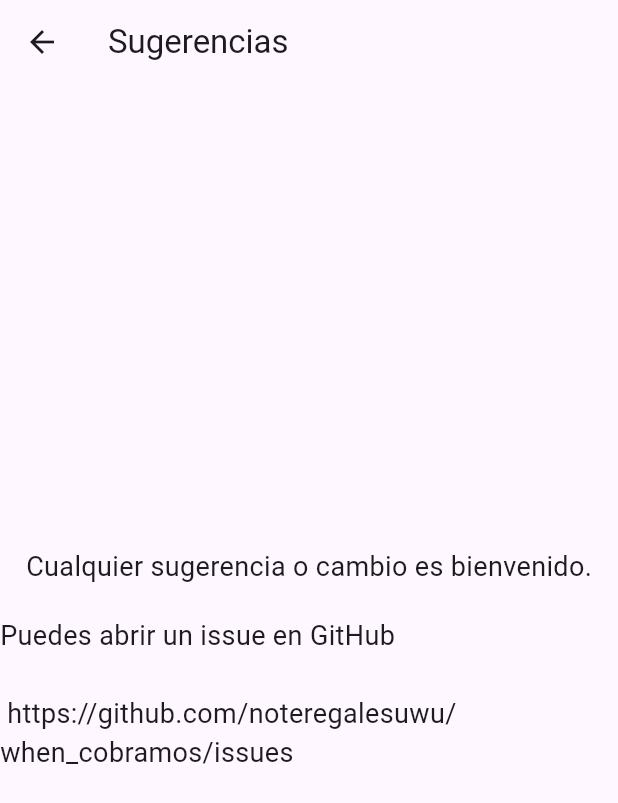
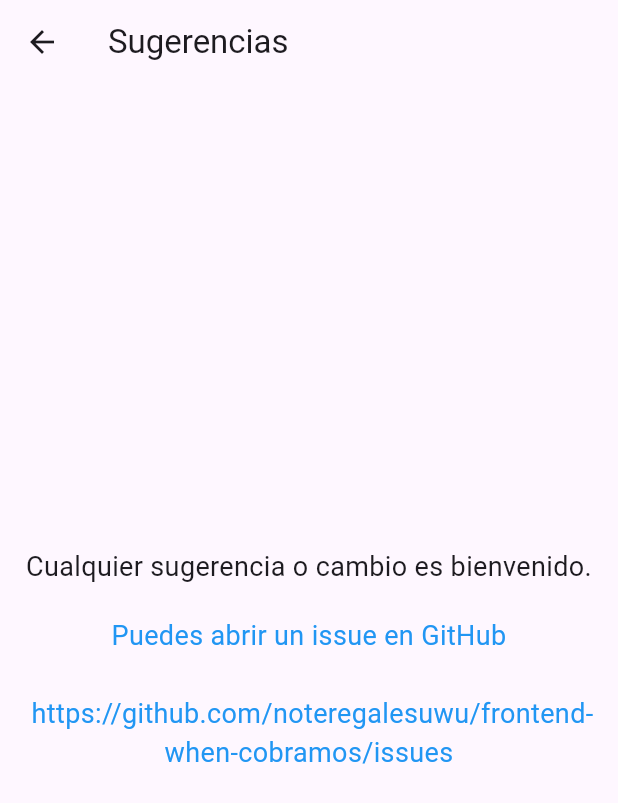
Before and after one commit to noteregalesuwu/frontend-when-cobramos, a Flutter app: the SugerenciasPage screen opened directly, on a phone screen of 412 x 824 dp. Shown: the top 803 px of the screen. Run offline on Flutter 3.47's test engine with Material 3 defaults, Android fonts, the phone set to English and light mode, and no system bars; our stand-ins replace flutter_dotenv; network calls fail.

Commit message:
Sacamos los memes densos y que no funcionaban + Agregamos link para issues

```diff
--- a/lib/views/memes_page.dart
+++ b/lib/views/memes_page.dart
@@ -13,11 +13,6 @@ class _MemesPageState extends State<MemesPage> {
   final List<Map<String, String>> memesProvider = [
     {'provider': 'MemesEspanol', 'name': 'Memes en Español'},
     {'provider': 'ProgrammerHumor', 'name': 'Programmer Humor'},
-    {'provider': 'DankMeme', 'name': 'Dank Memes'},
-    {'provider': 'Wholesome', 'name': 'Wholesome Memes'},
-    {'provider': 'Animemes', 'name': 'Animemes'},
-    {'provider': 'HistoryMemes', 'name': 'History Memes'},
-    {'provider': 'BeelcitosMemes', 'name': 'Beelcitos Memes'},
   ];
 
   String selectedProvider = 'MemesEspanol';
--- a/lib/views/sugerencias_page.dart
+++ b/lib/views/sugerencias_page.dart
@@ -17,17 +17,16 @@ class SugerenciasPage extends StatelessWidget {
             Text(
               'Cualquier sugerencia o cambio es bienvenido.',
               style: TextStyle(fontSize: 18),
+              textAlign: TextAlign.center,
             ),
             SizedBox(height: 20),
-            // ElevatedButton(
-            //   onPressed: () {
-            //     _launchURL();
-            //   },
-            //   child: const Text('Abrir en GitHub'),
-            // ),
-            Text(
-              'Puedes abrir un issue en GitHub \n\n https://github.com/noteregalesuwu/when_cobramos/issues ',
-              style: TextStyle(fontSize: 18),
+            GestureDetector(
+              onTap: _launchURL,
+              child: Text(
+                'Puedes abrir un issue en GitHub \n\n https://github.com/noteregalesuwu/frontend-when-cobramos/issues',
+                style: TextStyle(fontSize: 18, color: Colors.blue),
+                textAlign: TextAlign.center,
+              ),
             ),
           ],
         ),
@@ -35,16 +34,13 @@ class SugerenciasPage extends StatelessWidget {
     );
   }
 
-  void _launchURL() async {
-    const url = 'https://github.com/noteregalesuwu/when_cobramos/issues';
-    // create uri from string
+  static void _launchURL() async {
+    const url = 'https://github.com/noteregalesuwu/frontend-when-cobramos/issues';
     final Uri uri = Uri.parse(url);
-    await launchUrl(uri);
-
-    // if (await canLaunch(url)) {
-    //   await launch(url);
-    // } else {
-    //   throw 'No se pudo abrir $url';
-    // }
+    if (await canLaunchUrl(uri)) {
+      await launchUrl(uri);
+    } else {
+      throw 'No se pudo abrir $url';
+    }
   }
 }
```
